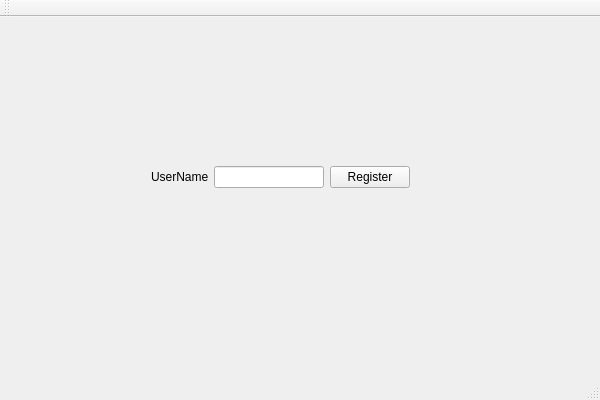
This is Triviador/UI/forms/Register.ui in andonealexandru/Triviador as Qt 5 draws it before an edit. The edited form follows.
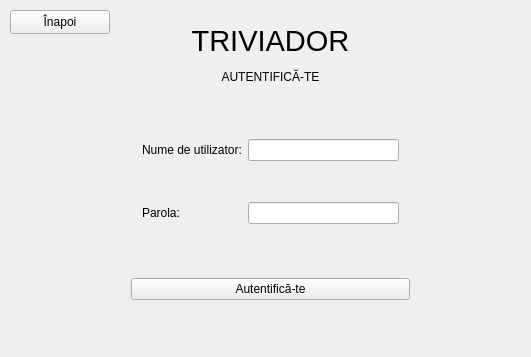
This is the edited form.

Commit message: Created new options and redesigned tabs

What changed in the file:
```diff
--- a/Triviador/UI/forms/Register.ui
+++ b/Triviador/UI/forms/Register.ui
@@ -6,73 +6,122 @@
    <rect>
     <x>0</x>
     <y>0</y>
-    <width>600</width>
-    <height>400</height>
+    <width>531</width>
+    <height>357</height>
    </rect>
   </property>
   <property name="windowTitle">
    <string>Register</string>
   </property>
   <widget class="QWidget" name="centralWidget">
-   <widget class="QWidget" name="widget" native="true">
+   <widget class="QWidget" name="verticalLayoutWidget">
     <property name="geometry">
      <rect>
-      <x>140</x>
-      <y>120</y>
-      <width>281</width>
-      <height>81</height>
+      <x>120</x>
+      <y>10</y>
+      <width>301</width>
+      <height>301</height>
      </rect>
     </property>
-    <layout class="QGridLayout" name="gridLayout">
-     <item row="0" column="0">
-      <layout class="QHBoxLayout" name="horizontalLayout">
-       <property name="spacing">
-        <number>5</number>
+    <layout class="QVBoxLayout" name="verticalLayout">
+     <item>
+      <widget class="QLabel" name="label_3">
+       <property name="maximumSize">
+        <size>
+         <width>16777215</width>
+         <height>40</height>
+        </size>
        </property>
-       <item>
-        <widget class="QLabel" name="label">
-         <property name="enabled">
-          <bool>true</bool>
-         </property>
-         <property name="text">
-          <string>UserName</string>
-         </property>
-        </widget>
-       </item>
-       <item>
-        <widget class="QLineEdit" name="lineEdit_username"/>
-       </item>
-      </layout>
+       <property name="font">
+        <font>
+         <pointsize>22</pointsize>
+        </font>
+       </property>
+       <property name="text">
+        <string>TRIVIADOR</string>
+       </property>
+       <property name="alignment">
+        <set>Qt::AlignCenter</set>
+       </property>
+      </widget>
      </item>
-     <item row="0" column="1">
+     <item>
+      <widget class="QLabel" name="label_4">
+       <property name="maximumSize">
+        <size>
+         <width>16777215</width>
+         <height>20</height>
+        </size>
+       </property>
+       <property name="text">
+        <string>AUTENTIFICĂ-TE</string>
+       </property>
+       <property name="alignment">
+        <set>Qt::AlignCenter</set>
+       </property>
+      </widget>
+     </item>
+     <item>
+      <widget class="QWidget" name="widget" native="true">
+       <layout class="QGridLayout" name="gridLayout">
+        <item row="2" column="1">
+         <widget class="QLineEdit" name="lineEdit_password"/>
+        </item>
+        <item row="2" column="0">
+         <widget class="QLabel" name="label_2">
+          <property name="enabled">
+           <bool>true</bool>
+          </property>
+          <property name="text">
+           <string>Parola:</string>
+          </property>
+         </widget>
+        </item>
+        <item row="0" column="0">
+         <widget class="QLabel" name="label">
+          <property name="enabled">
+           <bool>true</bool>
+          </property>
+          <property name="text">
+           <string>Nume de utilizator:</string>
+          </property>
+         </widget>
+        </item>
+        <item row="0" column="1">
+         <widget class="QLineEdit" name="lineEdit_username"/>
+        </item>
+       </layout>
+      </widget>
+     </item>
+     <item>
       <widget class="QPushButton" name="pushButton">
        <property name="text">
-        <string>Register</string>
+        <string>Autentifică-te</string>
        </property>
       </widget>
      </item>
     </layout>
    </widget>
+   <widget class="QPushButton" name="pushButtonExit">
+    <property name="geometry">
+     <rect>
+      <x>10</x>
+      <y>10</y>
+      <width>100</width>
+      <height>24</height>
+     </rect>
+    </property>
+    <property name="maximumSize">
+     <size>
+      <width>100</width>
+      <height>16777215</height>
+     </size>
+    </property>
+    <property name="text">
+     <string>Înapoi</string>
+    </property>
+   </widget>
   </widget>
-  <widget class="QMenuBar" name="menuBar">
-   <property name="geometry">
-    <rect>
-     <x>0</x>
-     <y>0</y>
-     <width>600</width>
-     <height>22</height>
-    </rect>
-   </property>
-  </widget>
-  <widget class="QToolBar" name="mainToolBar">
-   <attribute name="toolBarArea">
-    <enum>TopToolBarArea</enum>
-   </attribute>
-   <attribute name="toolBarBreak">
-    <bool>false</bool>
-   </attribute>
-  </widget>
-  <widget class="QStatusBar" name="statusBar"/>
  </widget>
  <layoutdefault spacing="6" margin="11"/>
  <resources/>
```
The commit also changes 2 other files.
